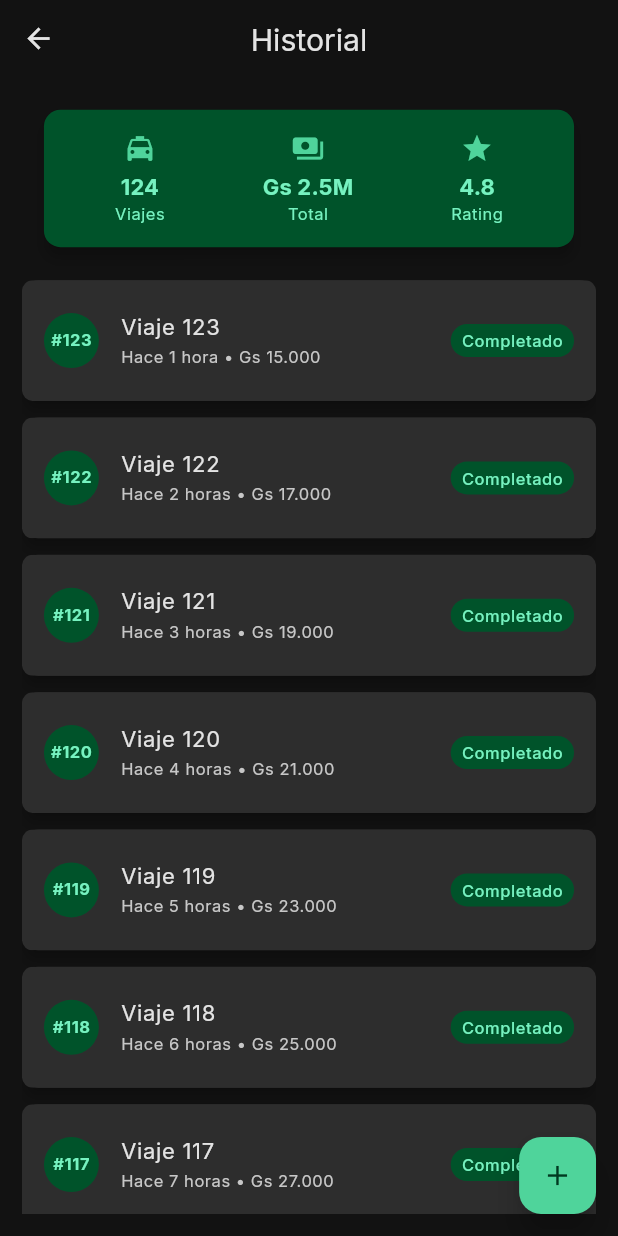
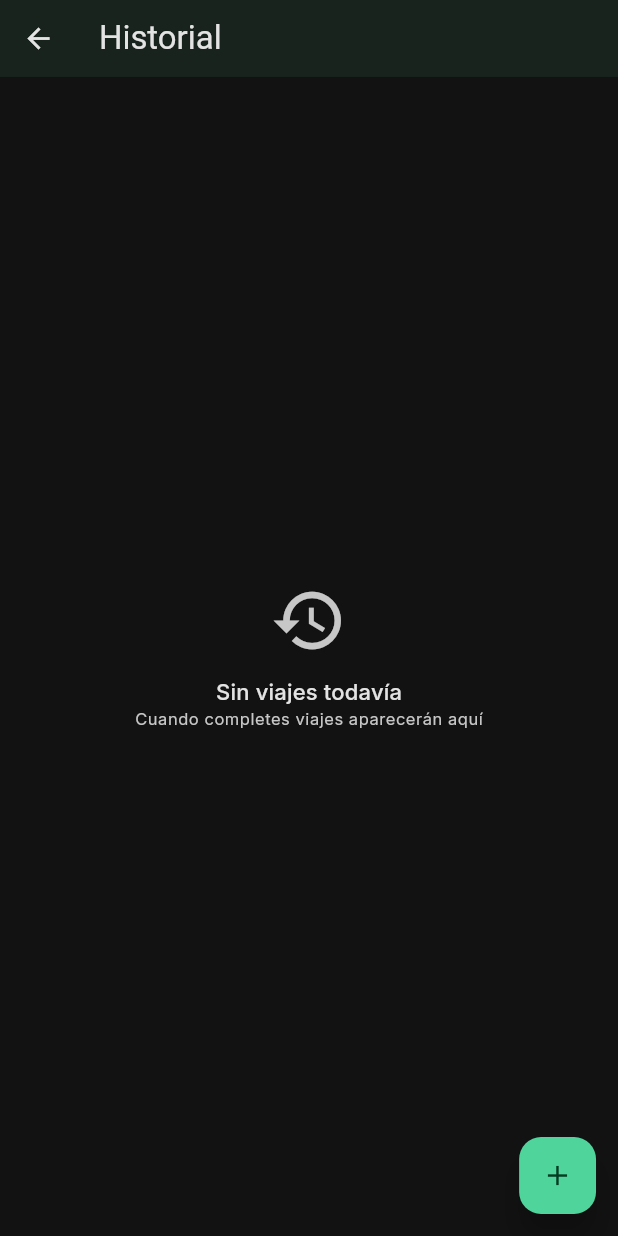
Before and after one commit to vargascarlitos/car_travel_manager, a Flutter app: the screen it shows after launch, after a tap on the "history" icon, on a phone screen of 412 x 824 dp. Run offline on Flutter 3.47's test engine with Material 3 defaults, Android fonts, the phone set to English and light mode, and no system bars; our stand-ins replace equatable, flutter_bloc, flutter_rating_bar, formz, google_fonts, lottie and 3 more; accounts and stored records are empty.

Commit message:
feat: implementar funcionalidad de historial de viajes con paginación y manejo de estado

```diff
--- a/lib/data/datasources/trip_local_datasource.dart
+++ b/lib/data/datasources/trip_local_datasource.dart
@@ -77,4 +77,20 @@ class TripLocalDataSource {
       throw appdb.DatabaseException('Error al actualizar viaje: $e');
     }
   }
+
+  Future<List<TripModel>> getTrips({int limit = 20, int offset = 0}) async {
+    try {
+      final result = await _dbHelper.query(
+        _table,
+        orderBy: 'created_at DESC',
+        limit: limit,
+        offset: offset,
+      );
+      return result.map((e) => TripModel.fromMap(e)).toList();
+    } on sqflite.DatabaseException catch (e) {
+      throw appdb.DatabaseException('Error al listar viajes: ${e.toString()}');
+    } catch (e) {
+      throw appdb.DatabaseException('Error al listar viajes: $e');
+    }
+  }
 }
--- a/lib/data/repositories/trip_repository_impl.dart
+++ b/lib/data/repositories/trip_repository_impl.dart
@@ -46,4 +46,16 @@ class TripRepositoryImpl implements TripRepository {
       throw appdb.DatabaseException('Failed to update trip: $error');
     }
   }
+
+  @override
+  Future<List<Trip>> getTrips({int limit = 20, int offset = 0}) async {
+    try {
+      final models = await _localDataSource.getTrips(limit: limit, offset: offset);
+      return models.map((m) => m.toEntity()).toList();
+    } on appdb.DatabaseException {
+      rethrow;
+    } catch (error) {
+      throw appdb.DatabaseException('Failed to list trips: $error');
+    }
+  }
 }
--- a/lib/domain/repositories/trip_repository.dart
+++ b/lib/domain/repositories/trip_repository.dart
@@ -5,4 +5,6 @@ abstract class TripRepository {
   Future<Trip> createTrip(Trip trip);
   Future<Trip?> getTripById(String id);
   Future<void> updateTrip(Trip trip);
+  /// Obtiene viajes paginados ordenados por created_at DESC
+  Future<List<Trip>> getTrips({int limit = 20, int offset = 0});
 }
--- /dev/null
+++ b/lib/presentation/bloc/history/history_cubit.dart
@@ -0,0 +1,47 @@
+import 'package:equatable/equatable.dart';
+import 'package:flutter_bloc/flutter_bloc.dart';
+import '../../../domain/entities/trip.dart';
+import '../../../domain/repositories/trip_repository.dart';
+
+part 'history_state.dart';
+
+class HistoryCubit extends Cubit<HistoryState> {
+  HistoryCubit(this._tripRepository) : super(const HistoryState());
+
+  final TripRepository _tripRepository;
+
+  static const int _pageSize = 20;
+
+  Future<void> loadInitial() async {
+    if (state.status == HistoryStatus.loading) return;
+    emit(state.copyWith(status: HistoryStatus.loading, trips: [], reachedEnd: false, offset: 0));
+    await _loadPage(reset: true);
+  }
+
+  Future<void> loadMore() async {
+    if (state.reachedEnd || state.status == HistoryStatus.loadingMore) return;
+    emit(state.copyWith(status: HistoryStatus.loadingMore));
+    await _loadPage(reset: false);
+  }
+
+  Future<void> refresh() async {
+    await loadInitial();
+  }
+
+  Future<void> _loadPage({required bool reset}) async {
+    try {
+      final nextOffset = reset ? 0 : state.offset;
+      final result = await _tripRepository.getTrips(limit: _pageSize, offset: nextOffset);
+      final reachedEnd = result.length < _pageSize;
+      final updated = reset ? result : [...state.trips, ...result];
+      emit(state.copyWith(
+        status: HistoryStatus.success,
+        trips: updated,
+        reachedEnd: reachedEnd,
+        offset: nextOffset + result.length,
+      ));
+    } catch (e) {
+      emit(state.copyWith(status: HistoryStatus.failure, failureMessage: e.toString()));
+    }
+  }
+}
--- /dev/null
+++ b/lib/presentation/bloc/history/history_state.dart
@@ -0,0 +1,38 @@
+part of 'history_cubit.dart';
+
+enum HistoryStatus { initial, loading, loadingMore, success, failure }
+
+class HistoryState extends Equatable {
+  const HistoryState({
+    this.status = HistoryStatus.initial,
+    this.trips = const [],
+    this.reachedEnd = false,
+    this.offset = 0,
+    this.failureMessage,
+  });
+
+  final HistoryStatus status;
+  final List<Trip> trips;
+  final bool reachedEnd;
+  final int offset;
+  final String? failureMessage;
+
+  HistoryState copyWith({
+    HistoryStatus? status,
+    List<Trip>? trips,
+    bool? reachedEnd,
+    int? offset,
+    String? failureMessage,
+  }) {
+    return HistoryState(
+      status: status ?? this.status,
+      trips: trips ?? this.trips,
+      reachedEnd: reachedEnd ?? this.reachedEnd,
+      offset: offset ?? this.offset,
+      failureMessage: failureMessage ?? this.failureMessage,
+    );
+  }
+
+  @override
+  List<Object?> get props => [status, trips, reachedEnd, offset, failureMessage];
+}
--- a/lib/presentation/pages/history/history_page.dart
+++ b/lib/presentation/pages/history/history_page.dart
@@ -1,5 +1,10 @@
 import 'package:flutter/material.dart';
-import '../../../app_config/theme_config.dart';
+import 'package:flutter_bloc/flutter_bloc.dart';
+import '../../../domain/repositories/trip_repository.dart';
+import '../../../domain/entities/trip.dart';
+import '../../../app_config/utils/date_time_formatter.dart';
+import '../../../app_config/utils/currency_formatter.dart';
+import '../../bloc/history/history_cubit.dart';
 
 /// Pantalla de Historial de Viajes - Temporal
 ///
@@ -12,185 +17,169 @@ class HistoryPage extends StatelessWidget {
 
   @override
   Widget build(BuildContext context) {
+    // final theme = Theme.of(context);
+
     return Scaffold(
       // ========================================
       // TOP APP BAR
       // ========================================
-      appBar: AppBar(
-        title: Text(
-          'Historial',
-          style: AppTextStyles.headlineMedium.copyWith(
-            color: AppColors.onSurface,
-            fontSize: 22,
-          ),
-        ),
-        centerTitle: true,
-        backgroundColor: AppColors.surface,
-        elevation: 4,
-        surfaceTintColor: Colors.transparent,
-        iconTheme: IconThemeData(color: AppColors.onSurface),
-      ),
+      appBar: AppBar(title: const Text('Historial')),
 
       // ========================================
       // CUERPO DE LA PÁGINA
       // ========================================
-      body: SafeArea(
+      body: BlocProvider(
+        create: (context) => HistoryCubit(context.read<TripRepository>())..loadInitial(),
+        child: const _HistoryView(),
+      ),
+
+      // ========================================
+      // FLOATING ACTION BUTTON
+      // ========================================
+      floatingActionButton: FloatingActionButton(
+        onPressed: () => Navigator.of(context).pushNamedAndRemoveUntil('/', (route) => false),
+        child: const Icon(Icons.add),
+      ),
+    );
+  }
+}
+
+class _HistoryView extends StatelessWidget {
+  const _HistoryView();
+
+  @override
+  Widget build(BuildContext context) {
+    // final theme = Theme.of(context);
+    return SafeArea(
       child: Padding(
         padding: const EdgeInsets.all(16.0),
         child: Column(
           children: [
-              // Header con estadísticas rápidas
-              Card(
-                elevation: 4,
-                color: AppColors.primaryContainer,
-                child: Padding(
-                  padding: const EdgeInsets.all(16.0),
-                  child: Row(
-                    mainAxisAlignment: MainAxisAlignment.spaceAround,
-                    children: [
-                      _StatItem(
-                        icon: Icons.local_taxi,
-                        value: '124',
-                        label: 'Viajes',
-                      ),
-                      _StatItem(
-                        icon: Icons.payments,
-                        value: 'Gs 2.5M',
-                        label: 'Total',
-                      ),
-                      _StatItem(
-                        icon: Icons.star,
-                        value: '4.8',
-                        label: 'Rating',
-                      ),
-                    ],
-                  ),
-                ),
-              ),
-
-              const SizedBox(height: 16),
-
-              // Lista de viajes (placeholder)
             Expanded(
-                child: ListView.builder(
-                  itemCount: 10,
+              child: BlocBuilder<HistoryCubit, HistoryState>(
+                buildWhen: (p, c) => p.status != c.status || p.trips != c.trips,
+                builder: (context, state) {
+                  switch (state.status) {
+                    case HistoryStatus.initial:
+                    case HistoryStatus.loading:
+                      return const Center(child: CircularProgressIndicator());
+                    case HistoryStatus.failure:
+                      return _ErrorRetry(message: state.failureMessage ?? 'Error');
+                    case HistoryStatus.success:
+                    case HistoryStatus.loadingMore:
+                      if (state.trips.isEmpty) return const _EmptyState();
+                      return NotificationListener<ScrollNotification>(
+                        onNotification: (notification) {
+                          if (notification.metrics.pixels >= notification.metrics.maxScrollExtent - 200 &&
+                              context.read<HistoryCubit>().state.status != HistoryStatus.loadingMore &&
+                              !context.read<HistoryCubit>().state.reachedEnd) {
+                            context.read<HistoryCubit>().loadMore();
+                          }
+                          return false;
+                        },
+                        child: ListView.separated(
+                          itemCount: state.trips.length + (state.status == HistoryStatus.loadingMore ? 1 : 0),
+                          separatorBuilder: (_, __) => const SizedBox(height: 12),
                           itemBuilder: (context, index) {
-                    return Card(
-                      margin: const EdgeInsets.only(bottom: 12),
-                      child: ListTile(
-                        leading: CircleAvatar(
-                          backgroundColor: AppColors.primaryContainer,
-                          child: Text(
-                            '#${123 - index}',
-                            style: AppTextStyles.bodySmall.copyWith(
-                              color: AppColors.onPrimaryContainer,
-                              fontWeight: FontWeight.bold,
-                            ),
-                          ),
-                        ),
-                        title: Text(
-                          'Viaje ${123 - index}',
-                          style: AppTextStyles.bodyLarge,
-                        ),
-                        subtitle: Text(
-                          'Hace ${index + 1} ${index == 0 ? 'hora' : 'horas'} • Gs ${(15000 + (index * 2000)).toString().replaceAllMapped(RegExp(r'(\d{1,3})(?=(\d{3})+(?!\d))'), (match) => '${match[1]}.')}',
-                          style: AppTextStyles.bodySmall.copyWith(
-                            color: AppColors.onSurfaceVariant,
-                          ),
-                        ),
-                        trailing: Container(
-                          padding: const EdgeInsets.symmetric(
-                            horizontal: 8,
-                            vertical: 4,
-                          ),
-                          decoration: BoxDecoration(
-                            color: AppColors.primaryContainer,
-                            borderRadius: BorderRadius.circular(12),
-                          ),
-                          child: Text(
-                            'Completado',
-                            style: AppTextStyles.bodySmall.copyWith(
-                              color: AppColors.onPrimaryContainer,
-                              fontWeight: FontWeight.w500,
-                            ),
-                          ),
-                        ),
-                        onTap: () {
-                          ScaffoldMessenger.of(context).showSnackBar(
-                            SnackBar(
-                              content: Text(
-                                'Detalle del viaje ${123 - index}',
-                                style: AppTextStyles.bodyMedium,
-                              ),
-                              backgroundColor: AppColors.primaryContainer,
-                            ),
+                            if (index >= state.trips.length) {
+                              return const Padding(
+                                padding: EdgeInsets.symmetric(vertical: 16.0),
+                                child: Center(child: CircularProgressIndicator()),
                               );
+                            }
+                            final trip = state.trips[index];
+                            return _TripListItem(trip: trip);
                           },
                         ),
                       );
+                  }
                 },
               ),
             ),
           ],
         ),
       ),
+    );
+  }
+}
+
+class _TripListItem extends StatelessWidget {
+  const _TripListItem({required this.trip});
+
+  final Trip trip;
+
+  @override
+  Widget build(BuildContext context) {
+    final colors = Theme.of(context).colorScheme;
+    return Card(
+      child: ListTile(
+        leading: CircleAvatar(
+          backgroundColor: colors.primaryContainer,
+          child: Text('#${trip.displayId ?? '-'}', style: Theme.of(context).textTheme.labelSmall?.copyWith(color: colors.onPrimaryContainer)),
         ),
+        title: Text(
+          trip.passengerName,
+          style: Theme.of(context).textTheme.bodyLarge,
+        ),
+        subtitle: Text(
+          '${DateTimeFormatter.formatDateTime(trip.createdAt)} • ${_formatDuration(trip.duration)} • ${CurrencyFormatter.format(trip.totalAmount)}',
+          style: Theme.of(context).textTheme.bodySmall?.copyWith(color: colors.onSurfaceVariant),
+        ),
+        trailing: Icon(Icons.chevron_right, color: colors.onSurfaceVariant),
+        onTap: () => Navigator.of(context).pushNamed('/trip-detail', arguments: {'tripId': trip.id}),
+      ),
+    );
+  }
 
-      // ========================================
-      // FLOATING ACTION BUTTON
-      // ========================================
-      floatingActionButton: FloatingActionButton(
-        onPressed: () => Navigator.pushNamedAndRemoveUntil(
-          context,
-          '/',
-          (route) => false,
-        ),
-        backgroundColor: AppColors.primary,
-        foregroundColor: AppColors.onPrimary,
-        child: const Icon(Icons.add),
-        tooltip: 'Nuevo Viaje',
+  String _formatDuration(Duration? duration) {
+    if (duration == null) return '--:--:--';
+    final h = duration.inHours.toString().padLeft(2, '0');
+    final m = (duration.inMinutes % 60).toString().padLeft(2, '0');
+    final s = (duration.inSeconds % 60).toString().padLeft(2, '0');
+    return '$h:$m:$s';
+  }
+}
+
+class _EmptyState extends StatelessWidget {
+  const _EmptyState();
+
+  @override
+  Widget build(BuildContext context) {
+    final colors = Theme.of(context).colorScheme;
+    return Center(
+      child: Column(
+        mainAxisSize: MainAxisSize.min,
+        children: [
+          Icon(Icons.history, size: 56, color: colors.onSurfaceVariant),
+          const SizedBox(height: 12),
+          Text('Sin viajes todavía', style: Theme.of(context).textTheme.titleMedium),
+          Text('Cuando completes viajes aparecerán aquí', style: Theme.of(context).textTheme.bodySmall?.copyWith(color: colors.onSurfaceVariant)),
+        ],
       ),
     );
   }
 }
 
-/// Widget para mostrar estadísticas
-class _StatItem extends StatelessWidget {
-  const _StatItem({
-    required this.icon,
-    required this.value,
-    required this.label,
-  });
-
-  final IconData icon;
-  final String value;
-  final String label;
+class _ErrorRetry extends StatelessWidget {
+  const _ErrorRetry({required this.message});
+  final String message;
 
   @override
   Widget build(BuildContext context) {
-    return Column(
+    return Center(
+      child: Column(
         mainAxisSize: MainAxisSize.min,
         children: [
-        Icon(
-          icon,
-          color: AppColors.primary,
-          size: 24,
-        ),
-        const SizedBox(height: 4),
-        Text(
-          value,
-          style: AppTextStyles.titleMedium.copyWith(
-            color: AppColors.onPrimaryContainer,
-            fontWeight: FontWeight.bold,
-          ),
-        ),
-        Text(
-          label,
-          style: AppTextStyles.bodySmall.copyWith(
-            color: AppColors.onPrimaryContainer,
-          ),
+          const Icon(Icons.error_outline, size: 48),
+          const SizedBox(height: 8),
+          Text(message, textAlign: TextAlign.center),
+          const SizedBox(height: 8),
+          FilledButton(
+            onPressed: () => context.read<HistoryCubit>().loadInitial(),
+            child: const Text('Reintentar'),
           ),
         ],
+      ),
     );
   }
 }
--- a/lib/presentation/pages/pages.dart
+++ b/lib/presentation/pages/pages.dart
@@ -10,6 +10,7 @@ export 'active_trip/active_trip_page.dart';
 export 'modify_trip/modify_trip_page.dart';
 export 'ticket/ticket_page.dart';
 export 'review/review_page.dart';
+export '../bloc/history/history_cubit.dart';
 
 // TODO: Agregar exports para futuras páginas:
 // export 'active_trip/active_trip_page.dart';
```
Lines whose indentation alone changed are shown as unchanged.
